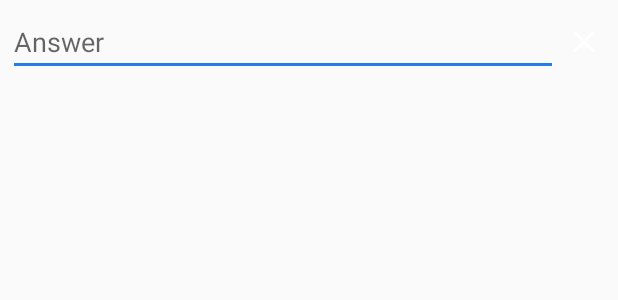
After one commit to RootekStudio/RepeatsJava, an Android app: the layout answerbox.xml on its own in the app's theme, with its tools: preview values and no code run, on a phone screen of 412 x 824 dp. The commit adds this screen. Shown: the top 300 px of the screen. Run offline under Robolectric (Android 15) with nearby library versions, the phone set to English and light mode, and no system bars.

Commit message:
Added option to add more answers in UI

```diff
--- a/app/build.gradle
+++ b/app/build.gradle
@@ -6,8 +6,8 @@ android {
         applicationId "com.rootekstudio.repeatsandroid"
         minSdkVersion 15
         targetSdkVersion 29
-        versionCode 2010302
-        versionName "2.1.3"
+        versionCode 2020000
+        versionName "2.2-prerelease"
         testInstrumentationRunner "androidx.test.runner.AndroidJUnitRunner"
     }
     buildTypes {
--- /dev/null
+++ b/app/src/main/res/drawable/ic_library_add.xml
@@ -0,0 +1,5 @@
+<vector android:height="24dp" android:tint="#FFFFFF"
+    android:viewportHeight="24.0" android:viewportWidth="24.0"
+    android:width="24dp" xmlns:android="http://schemas.android.com/apk/res/android">
+    <path android:fillColor="#FF000000" android:pathData="M4,6L2,6v14c0,1.1 0.9,2 2,2h14v-2L4,20L4,6zM20,2L8,2c-1.1,0 -2,0.9 -2,2v12c0,1.1 0.9,2 2,2h12c1.1,0 2,-0.9 2,-2L22,4c0,-1.1 -0.9,-2 -2,-2zM19,11h-4v4h-2v-4L9,11L9,9h4L13,5h2v4h4v2z"/>
+</vector>
--- /dev/null
+++ b/app/src/main/res/layout/answerbox.xml
@@ -0,0 +1,34 @@
+<?xml version="1.0" encoding="utf-8"?>
+<RelativeLayout xmlns:android="http://schemas.android.com/apk/res/android"
+    android:layout_width="wrap_content"
+    android:layout_height="wrap_content"
+    android:layout_margin="5dp"
+    android:layout_alignParentBottom="true">
+    <EditText
+        android:id="@+id/answerBox"
+        android:layout_width="match_parent"
+        android:layout_height="wrap_content"
+        android:hint="@string/Answer"
+        android:layout_alignParentStart="true"
+        android:layout_alignParentLeft="true"
+        android:singleLine="true"
+        android:imeOptions="actionNext"
+        android:inputType="textCapSentences"
+        android:layout_toLeftOf="@id/delAnswer"
+        android:layout_toStartOf="@id/delAnswer" />
+
+    <ImageButton
+        android:id="@+id/delAnswer"
+        android:layout_width="wrap_content"
+        android:layout_height="wrap_content"
+        android:layout_alignParentRight="true"
+        android:background="@android:color/transparent"
+        android:src="@drawable/ic_clear"
+        android:layout_marginRight="5dp"
+        android:layout_marginEnd="5dp"
+        android:layout_marginLeft="5dp"
+        android:layout_marginStart="5dp"
+        android:layout_alignParentEnd="true"
+        android:layout_centerInParent="true"/>
+
+</RelativeLayout>
```
Also changed, not shown: app/src/main/java/com/rootekstudio/repeatsandroid/RepeatsAddEditActivity.java (+43 -22 lines), app/src/main/res/layout/addrepeatslistitem.xml (+25 -11 lines).
